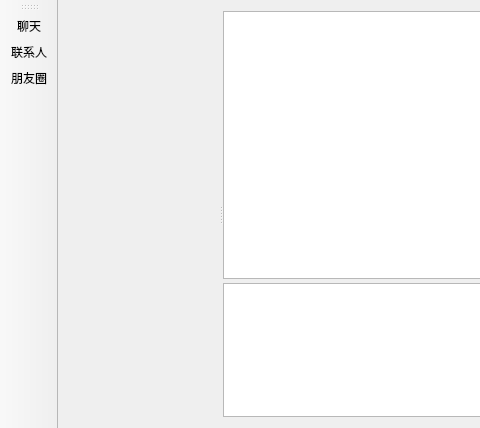
First picture: the form in client/mainwindow.ui, repository seekstar/syncchat, before the edit; both pictures show x 0 to 480 and y 0 to 428 of the 807 by 428 pixel window.
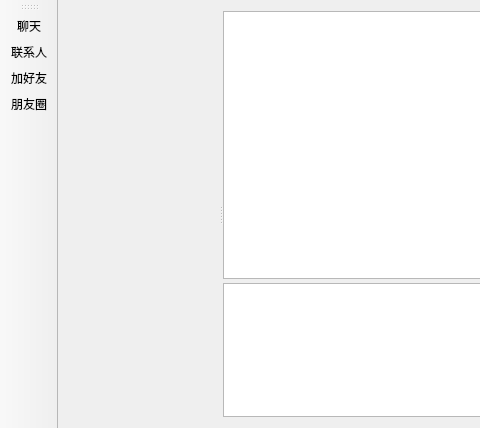
Second picture: the form after the edit.

The edit to the form file:
```diff
--- a/client/mainwindow.ui
+++ b/client/mainwindow.ui
@@ -82,6 +82,7 @@
    </attribute>
    <addaction name="actionChat"/>
    <addaction name="actionContacts"/>
+   <addaction name="actionAddFriend"/>
    <addaction name="actionMoments"/>
   </widget>
   <action name="actionChat">
@@ -99,6 +100,11 @@
     <string>朋友圈</string>
    </property>
   </action>
+  <action name="actionAddFriend">
+   <property name="text">
+    <string>加好友</string>
+   </property>
+  </action>
  </widget>
  <layoutdefault spacing="6" margin="11"/>
  <resources/>
```
